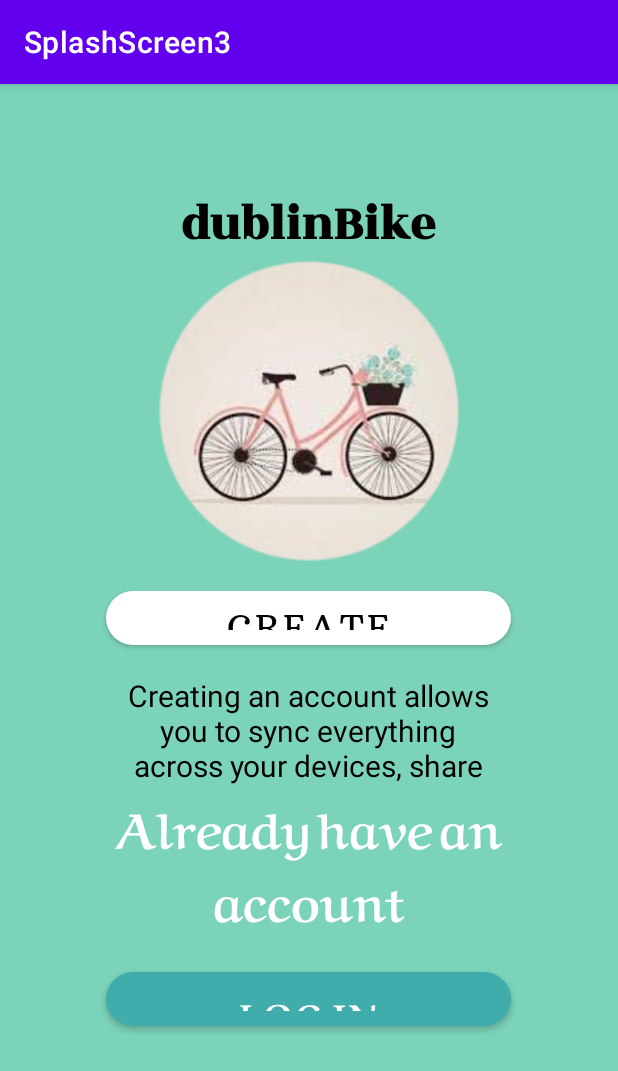
After one commit to LubaEremenko/sharedPref_createAccount, an Android app: the Splash_Screen2 screen opened directly, with no data from a screen before it, on a phone screen of 412 x 824 dp. The commit adds this screen. Shown: the top 1071 px of the screen. Run offline under Robolectric (Android 15) with nearby library versions, the phone set to English and light mode, and no system bars; 1 statement that could not run was skipped.

Commit message:
add all activity for 4 layots

```diff
--- a/app/build.gradle
+++ b/app/build.gradle
@@ -1,7 +1,9 @@
 plugins {
     id 'com.android.application'
     id 'kotlin-android'
+    //id 'kotlin-parcelize'
     id 'kotlin-android-extensions'
+
 }
 
 android {
@@ -31,6 +33,10 @@ android {
     kotlinOptions {
         jvmTarget = '1.8'
     }
+
+    buildFeatures {
+        viewBinding true
+    }
 }
 
 dependencies {
--- /dev/null
+++ b/app/src/main/java/com/eremenko/splashscreen3/Splash_Screen.kt
@@ -0,0 +1,23 @@
+package com.eremenko.splashscreen3
+
+import android.content.Intent
+import androidx.appcompat.app.AppCompatActivity
+import android.os.Bundle
+import android.os.Handler
+
+class Splash_Screen : AppCompatActivity() {
+    private  val SPLASH_TIME: Long = 3000
+
+    lateinit var handler: Handler
+    override fun onCreate(savedInstanceState: Bundle?) {
+        super.onCreate(savedInstanceState)
+        setContentView(R.layout.activity_splash__screen)
+        handler = Handler()
+        handler.postDelayed({
+            startActivity(Intent(this, MainActivity::class.java ))
+            finish()
+        } , SPLASH_TIME)
+
+
+    }
+}
--- /dev/null
+++ b/app/src/main/java/com/eremenko/splashscreen3/Splash_Screen2.kt
@@ -0,0 +1,42 @@
+package com.eremenko.splashscreen3
+
+import android.content.Intent
+import androidx.appcompat.app.AppCompatActivity
+import android.os.Bundle
+import android.util.Log
+import android.view.View
+import android.widget.TextView
+import kotlinx.android.synthetic.main.activity_splash__screen2.*
+
+class Splash_Screen2 : AppCompatActivity() {
+    override fun onCreate(savedInstanceState: Bundle?) {
+        super.onCreate(savedInstanceState)
+        setContentView(R.layout.activity_splash__screen2)
+
+
+
+        id_btnLogIn.setOnClickListener {
+          Log.d("Splash_Screen2", "Try login")
+            // launch the login activity
+            val intent = Intent(this, Login::class.java)
+                startActivity(intent)
+
+        }
+
+        btnCreateAccaunt.setOnClickListener {
+            Log.d("Splash_Screen2", "Try create")
+            // launch the create account activity
+            val intent = Intent(this, CreateAccaunt::class.java)
+            startActivity(intent)
+
+        }
+
+        }
+
+
+
+
+
+
+
+    }
--- /dev/null
+++ b/app/src/main/res/drawable/input_firs_name.xml
@@ -0,0 +1,6 @@
+<?xml version="1.0" encoding="utf-8"?>
+<shape xmlns:android="http://schemas.android.com/apk/res/android">
+
+    <stroke android:color="@color/black"/>
+
+</shape>
--- a/app/src/main/res/layout/create_new_account.xml
+++ b/app/src/main/res/layout/activity_create__accaunt.xml
@@ -72,7 +72,7 @@
 
 
     <Button
-        android:id="@+id/id_btnLogIn"
+        android:id="@+id/id_btnCreateNewAccount"
         android:layout_width="300dp"
         android:layout_height="36dp"
         android:layout_gravity="center"
@@ -81,7 +81,7 @@
         android:fontFamily="@font/arefruqaabold"
         android:text="Create New Account"
         android:textColor="#FFF"
-        android:textSize="35px"
+        android:textSize="25px"
         app:backgroundTint="#40ACAC" />
 
     <TextView
--- /dev/null
+++ b/app/src/main/res/layout/activity_splash__screen2.xml
@@ -0,0 +1,84 @@
+<?xml version="1.0" encoding="utf-8"?>
+
+<LinearLayout xmlns:android="http://schemas.android.com/apk/res/android"
+    xmlns:app="http://schemas.android.com/apk/res-auto"
+    xmlns:tools="http://schemas.android.com/tools"
+    android:layout_width="match_parent"
+    android:layout_height="match_parent"
+    android:background="@color/color_app"
+    android:orientation="vertical"
+    tools:context=".MainActivity">
+
+    <TextView
+        android:id="@+id/id_name"
+        android:layout_width="wrap_content"
+        android:layout_height="wrap_content"
+        android:layout_gravity="center"
+        android:layout_marginTop="70dp"
+        android:fontFamily="@font/rozhaoneregular"
+        android:text="dublinBike"
+        android:textAlignment="center"
+        android:textColor="@color/black"
+        android:textSize="50px"
+        android:textStyle="bold" />
+
+    <ImageView
+        android:id="@+id/id_logo"
+        android:layout_width="200dp"
+        android:layout_height="200dp"
+        android:layout_gravity="center"
+        android:src="@drawable/round" />
+
+    <Button
+        android:id="@+id/btnCreateAccaunt"
+        android:layout_width="270dp"
+        android:layout_height="36dp"
+        android:layout_gravity="center"
+        android:layout_marginTop="20dp"
+        android:background="@drawable/buttoncreateaccount"
+        android:theme="@style/btnwhite"
+        android:text="CREATE ACCOUNT"
+        android:fontFamily="@font/arbutusslabregular"
+        android:textSize="35px"
+        android:textColor="#000"
+        app:backgroundTint="#fff"/>
+
+
+    <TextView
+        android:id="@+id/id_creating"
+        android:layout_width="251dp"
+        android:layout_height="75dp"
+        android:layout_gravity="center"
+        android:layout_marginTop="20dp"
+        android:text="Creating an account allows you to sync everything across your devices, share lists of preferences with friends and family, and keeps your data safely backed up in the cloud."
+        android:textAlignment="center"
+        android:textColor="@color/black"
+        android:textSize="30px"
+        android:textStyle="normal" />
+
+    <TextView
+        android:id="@+id/id_already"
+        android:layout_width="298dp"
+        android:layout_height="wrap_content"
+        android:layout_gravity="center_horizontal"
+        android:fontFamily="@font/arefruqaabold"
+        android:text="Already have an account"
+        android:textAlignment="center"
+        android:textColor="@color/white"
+        android:textSize="50px"
+        android:textStyle="bold" />
+
+
+    <Button
+        android:id="@+id/id_btnLogIn"
+        android:layout_width="270dp"
+        android:layout_height="36dp"
+        android:layout_gravity="center"
+        android:layout_marginTop="20dp"
+        android:text="LOG IN"
+        android:fontFamily="@font/arefruqaabold"
+        android:textSize="35px"
+        android:background="@drawable/buttonlogin"
+        android:textColor="#FFF"
+        app:backgroundTint="#40ACAC"/>
+</LinearLayout>
--- a/app/src/main/res/values/strings.xml
+++ b/app/src/main/res/values/strings.xml
@@ -3,7 +3,7 @@
     <string name="title_activity_login2">LoginActivity2</string>
     <string name="prompt_email">Email</string>
     <string name="prompt_password">Password</string>
-    <string name="action_sign_in">Sign in or register</string>
+    <string name="action_sign_in">SIGN IN</string>
     <string name="action_sign_in_short">Sign in</string>
     <string name="welcome">"Welcome !"</string>
     <string name="invalid_username">Not a valid username</string>
@@ -19,5 +19,6 @@
     <string name="dropped_pin">Dropped Pin</string>
     <string name="poi">poi</string>
     <string name="paris">paris</string>
+    <string name="title_activity_login">LoginActivity</string>
 
 </resources>
--- a/app/src/main/res/values/style.xml
+++ b/app/src/main/res/values/style.xml
@@ -3,4 +3,14 @@
     <style name="btnwhite" parent="ThemeOverlay.AppCompat">
         <item name="colorAccent">@android:color/white</item>
     </style>
+
+    <style name="Theme.AppCompat.NoActionBar">
+       <item name="windowActionBar">false</item>
+       <item name="windowNoTitle">true</item>
+    </style>
+
+    <style name="AppTheme" parent="Theme.AppCompat.Light.NoActionBar">
+        <item name="colorPrimaryDark">@color/color_app</item>
+    </style>
+
 </resources>
```
Also changed, not shown: app/src/main/AndroidManifest.xml (+12 -15 lines), app/src/main/java/com/eremenko/splashscreen3/CreateAccaunt.kt (added, +45 -0 lines), app/src/main/java/com/eremenko/splashscreen3/Login.kt (added, +22 -0 lines), app/src/main/java/com/eremenko/splashscreen3/LoginActivity.java (deleted, +0 -17 lines), app/src/main/java/com/eremenko/splashscreen3/MainActivity.kt (+23 -6 lines), app/src/main/java/com/eremenko/splashscreen3/ui/login/LoginActivity.kt (renamed from app/src/main/java/com/eremenko/splashscreen3/ui/login/LoginActivity2.kt, +6 -6 lines), app/src/main/res/layout/activity_login.xml (deleted, +0 -104 lines), app/src/main/res/layout/activity_main.xml (deleted, +0 -35 lines), app/src/main/res/layout/activity_sign_in.xml (renamed from app/src/main/res/layout/sign_in.xml, +46 -10 lines), app/src/main/res/layout/activity_splash__screen.xml (added, +36 -0 lines), app/src/main/res/layout/splash_create_account.xml (deleted, +0 -83 lines).
